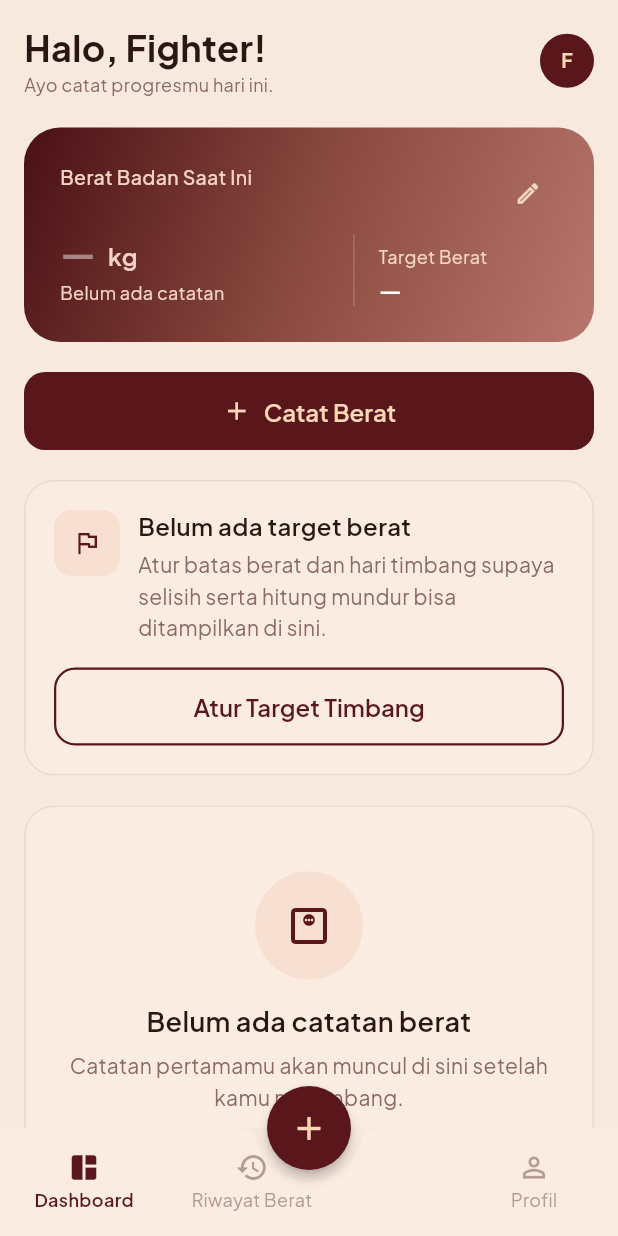
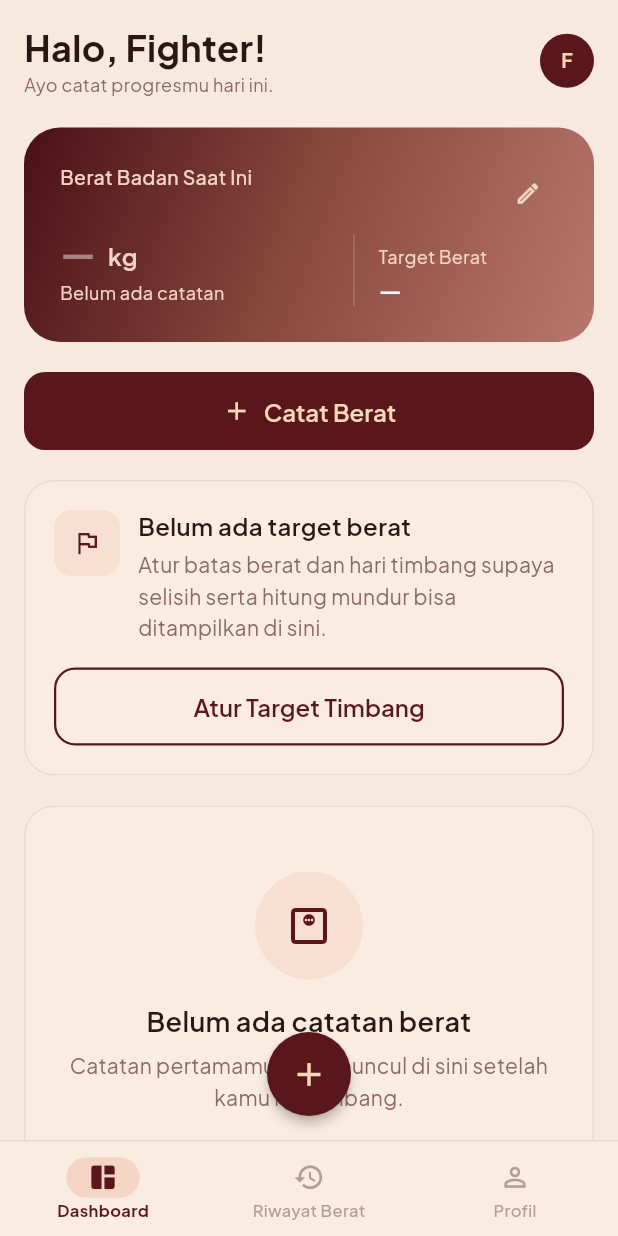
Before and after one commit to masb0i/WeFight, a Flutter app: the screen it shows once a user with an empty profile is signed in, on a phone screen of 412 x 824 dp. Run offline on Flutter 3.47's test engine with Material 3 defaults, Android fonts, the phone set to English and light mode, and no system bars; our stand-ins replace cloud_firestore, firebase_auth, firebase_core, fl_chart, flutter_riverpod, go_router; accounts and stored records are empty.

Commit message:
fix: rapikan navigasi bawah mobile tanpa notch dan FAB melayang di atas bar

```diff
--- a/lib/core/constants/app_spacing.dart
+++ b/lib/core/constants/app_spacing.dart
@@ -17,6 +17,17 @@ abstract final class AppSpacing {
 
   /// Jarak antar-kartu.
   static const gap = 20.0;
+
+  /// Ruang bawah konten mobile supaya kartu terakhir tidak tertutup FAB
+  /// melayang (D26). Bar 64 px + jarak FAB 16 px + tinggi FAB 56 px + sisa 16.
+  static const bottomFab = 152.0;
+
+  /// Ruang bawah konten di layar lebar (FAB di pojok, bukan di tengah).
+  static const bottomWide = 96.0;
+
+  /// Ruang bawah konten sesuai lebar layar.
+  static double bottomFor(double width) =>
+      width < AppBreakpoints.mobile ? bottomFab : bottomWide;
 }
 
 abstract final class AppRadius {
--- a/lib/core/widgets/app_scaffold.dart
+++ b/lib/core/widgets/app_scaffold.dart
@@ -94,47 +94,50 @@ class _MobileShell extends StatelessWidget {
             ),
       body: SafeArea(bottom: false, child: child),
       floatingActionButton: showFab ? const _CatatBeratFab() : null,
-      floatingActionButtonLocation: FloatingActionButtonLocation.centerDocked,
-      bottomNavigationBar: _BottomNav(index: index, showFab: showFab),
+      // D26: FAB "terangkat di atas bar", bukan menembus bar.
+      //
+      // Sebelumnya `centerDocked` + notch dipakai bersama **tiga** item menu.
+      // Tiga item yang dibagi rata menempatkan item tengah tepat di titik
+      // tengah, jadi FAB selalu menimpa "Riwayat Berat" — dan kalau gap-nya
+      // digeser supaya tidak menimpa, jarak antar item jadi tidak rata.
+      // Dengan FAB melayang di atas bar, bar bisa rata tiga dan tidak ada
+      // yang tertutup.
+      floatingActionButtonLocation: FloatingActionButtonLocation.centerFloat,
+      bottomNavigationBar: _BottomNav(index: index),
     );
   }
 }
 
 class _BottomNav extends StatelessWidget {
-  const _BottomNav({required this.index, required this.showFab});
+  const _BottomNav({required this.index});
 
   final int index;
 
-  /// Bila FAB tidak ditampilkan, bar tidak memakai notch dan ketiga menu
-  /// dibagi rata — supaya tidak ada cekungan kosong di tengah.
-  final bool showFab;
-
   @override
   Widget build(BuildContext context) {
-    return BottomAppBar(
+    return DecoratedBox(
+      decoration: const BoxDecoration(
         color: AppColors.cream200,
-      surfaceTintColor: Colors.transparent,
-      elevation: 0,
-      height: 72,
-      padding: EdgeInsets.zero,
-      shape: showFab ? const CircularNotchedRectangle() : null,
-      notchMargin: 8,
+        // Garis atas tipis: tanpa ini bar menyatu dengan latar halaman dan
+        // terlihat seperti konten yang terpotong.
+        border: Border(top: BorderSide(color: AppColors.border)),
+      ),
+      child: SafeArea(
+        top: false,
+        child: SizedBox(
+          height: 64,
           child: Row(
             children: [
+              for (var i = 0; i < appDestinations.length; i++)
                 Expanded(
-            child: _NavItem(destination: appDestinations[0], selected: index == 0),
+                  child: _NavItem(
+                    destination: appDestinations[i],
+                    selected: index == i,
                   ),
-          Expanded(
-            child: _NavItem(destination: appDestinations[1], selected: index == 1),
-          ),
-          if (showFab)
-            const SizedBox(width: 76)
-          else
-            const SizedBox.shrink(),
-          Expanded(
-            child: _NavItem(destination: appDestinations[2], selected: index == 2),
                 ),
             ],
+          ),
+        ),
       ),
     );
   }
@@ -159,10 +162,21 @@ class _NavItem extends StatelessWidget {
         child: Column(
           mainAxisAlignment: MainAxisAlignment.center,
           children: [
-            Icon(
+            // Pil di belakang ikon: penanda aktif yang tidak bergantung pada
+            // warna saja (labelnya juga menebal).
+            AnimatedContainer(
+              duration: const Duration(milliseconds: 160),
+              curve: Curves.easeOut,
+              padding: const EdgeInsets.symmetric(horizontal: 14, vertical: 3),
+              decoration: BoxDecoration(
+                color: selected ? AppColors.peach200 : Colors.transparent,
+                borderRadius: BorderRadius.circular(999),
+              ),
+              child: Icon(
                 selected ? destination.activeIcon : destination.icon,
-              size: 22,
+                size: 21,
                 color: color,
+              ),
             ),
             const SizedBox(height: 2),
             Text(
@@ -170,8 +184,10 @@ class _NavItem extends StatelessWidget {
               maxLines: 1,
               overflow: TextOverflow.ellipsis,
               style: AppTextStyles.caption.copyWith(
+                fontSize: 11,
+                height: 1.1,
                 color: color,
-                fontWeight: selected ? FontWeight.w600 : FontWeight.w400,
+                fontWeight: selected ? FontWeight.w700 : FontWeight.w500,
               ),
             ),
           ],
--- a/lib/pages/dashboard_page.dart
+++ b/lib/pages/dashboard_page.dart
@@ -148,7 +148,8 @@ class DashboardPage extends ConsumerWidget {
       child: memuat
           ? const Center(child: CircularProgressIndicator())
           : SingleChildScrollView(
-              padding: EdgeInsets.fromLTRB(padding, padding, padding, 96),
+              padding: EdgeInsets.fromLTRB(padding, padding, padding,
+              AppSpacing.bottomFor(MediaQuery.sizeOf(context).width)),
               child: Center(
                 child: ConstrainedBox(
                   constraints: BoxConstraints(
--- a/lib/pages/profil_page.dart
+++ b/lib/pages/profil_page.dart
@@ -57,7 +57,8 @@ class ProfilPage extends ConsumerWidget {
       title: AppStrings.halamanProfil,
       showFab: false,
       child: SingleChildScrollView(
-        padding: EdgeInsets.fromLTRB(padding, padding, padding, 96),
+        padding: EdgeInsets.fromLTRB(padding, padding, padding,
+              AppSpacing.bottomFor(MediaQuery.sizeOf(context).width)),
         child: Center(
           child: ConstrainedBox(
             constraints: const BoxConstraints(maxWidth: 720),
--- a/lib/pages/riwayat_berat_page.dart
+++ b/lib/pages/riwayat_berat_page.dart
@@ -143,7 +143,8 @@ class _Daftar extends StatelessWidget {
       child: ConstrainedBox(
         constraints: const BoxConstraints(maxWidth: 720),
         child: ListView.builder(
-          padding: EdgeInsets.fromLTRB(padding, padding, padding, 96),
+          padding: EdgeInsets.fromLTRB(padding, padding, padding,
+              AppSpacing.bottomFor(MediaQuery.sizeOf(context).width)),
           // Indeks 0 adalah kepala daftar, sisanya catatan.
           itemCount: logs.length + 1,
           itemBuilder: (context, index) {
@@ -217,7 +218,8 @@ class _Kosong extends StatelessWidget {
   @override
   Widget build(BuildContext context) {
     return SingleChildScrollView(
-      padding: EdgeInsets.fromLTRB(padding, padding, padding, 96),
+      padding: EdgeInsets.fromLTRB(padding, padding, padding,
+              AppSpacing.bottomFor(MediaQuery.sizeOf(context).width)),
       child: Center(
         child: ConstrainedBox(
           constraints: const BoxConstraints(maxWidth: 720),
```
Also changed, not shown: 14 other files. Lines whose indentation alone changed are shown as unchanged.
